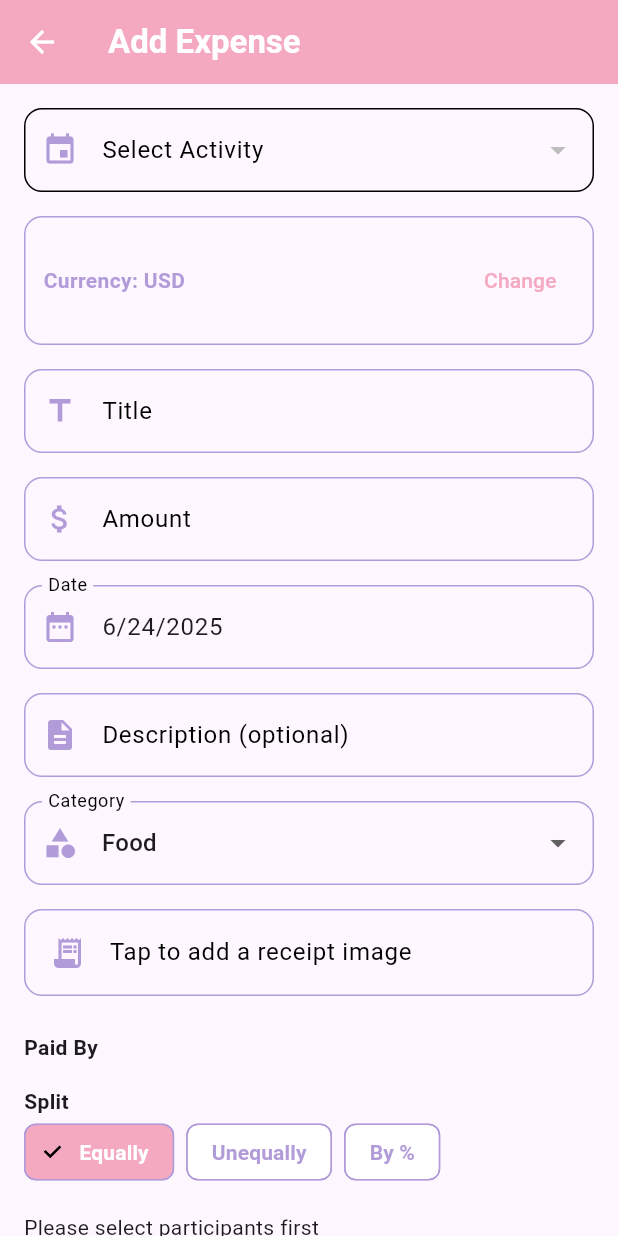
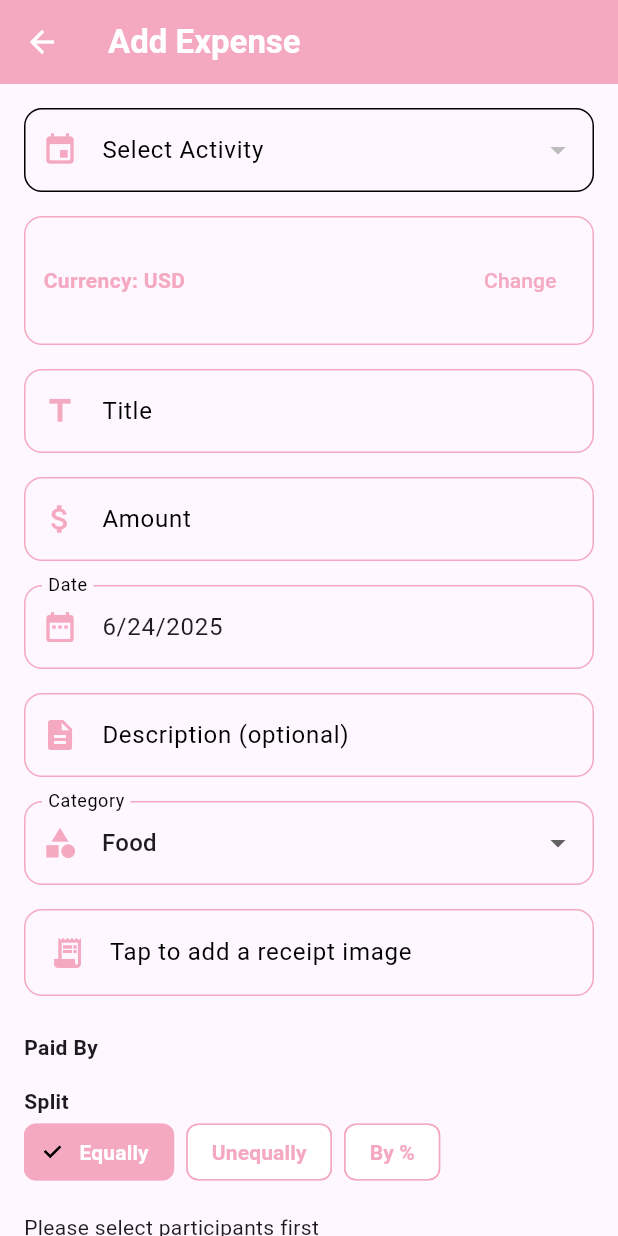
Before and after one commit to wangyt0119/Ka-Ching-flutter-firebase-, a Flutter app: the AddExpenseScreen screen opened directly with empty values, on a phone screen of 412 x 824 dp. Run offline on Flutter 3.47's test engine with Material 3 defaults, Android fonts, the phone set to English and light mode, and no system bars; our stand-ins replace cloud_firestore, cross_file, firebase_auth, firebase_core, firebase_database, fl_chart and 5 more; accounts and stored records are empty; network calls fail.

Commit message:
update theme color

```diff
--- a/lib/screens/transactions/add_expense_screen.dart
+++ b/lib/screens/transactions/add_expense_screen.dart
@@ -542,12 +542,12 @@ class _AddExpenseScreenState extends State<AddExpenseScreen> {
               DropdownButtonFormField<String>(
                 decoration: InputDecoration(
                   labelText: "Select Activity",
-                  prefixIcon: const Icon(Icons.event, color: Color(0xFFB19CD9)),
+                  prefixIcon: const Icon(Icons.event, color: Color(0xFFF5A9C1)),
                   filled: true,
                   fillColor: Theme.of(context).cardColor,
                   border: OutlineInputBorder(
                     borderRadius: BorderRadius.circular(12),
-                    borderSide: const BorderSide(color: Color(0xFFB19CD9)),
+                    borderSide: const BorderSide(color: Color(0xFFF5A9C1)),
                   ),
                 ),
                 value: selectedActivityId,
@@ -573,7 +573,7 @@ class _AddExpenseScreenState extends State<AddExpenseScreen> {
               Container(
                 padding: const EdgeInsets.symmetric(horizontal: 12, vertical: 18),
                 decoration: BoxDecoration(
-                  border: Border.all(color: Color(0xFFB19CD9)),
+                  border: Border.all(color: Color(0xFFF5A9C1)),
                   borderRadius: BorderRadius.circular(12),
                   color: Theme.of(context).cardColor,
                 ),
@@ -585,7 +585,7 @@ class _AddExpenseScreenState extends State<AddExpenseScreen> {
                       'Currency: $selectedCurrency',
                       style: const TextStyle(
                           fontWeight: FontWeight.bold,
-                          color: Color(0xFFB19CD9)),
+                          color: Color(0xFFF5A9C1)),
                     ),
                     TextButton(
                       onPressed: _showCurrencyDialog,
@@ -603,21 +603,21 @@ class _AddExpenseScreenState extends State<AddExpenseScreen> {
                 controller: _titleController,
                 decoration: InputDecoration(
                   labelText: "Title",
-                  prefixIcon: const Icon(Icons.title, color: Color(0xFFB19CD9)),
+                  prefixIcon: const Icon(Icons.title, color: Color(0xFFF5A9C1)),
                   filled: true,
                   fillColor: Theme.of(context).cardColor,
                   border: OutlineInputBorder(
                     borderRadius: BorderRadius.circular(12),
-                    borderSide: const BorderSide(color: Color(0xFFB19CD9)),
+                    borderSide: const BorderSide(color: Color(0xFFF5A9C1)),
                   ),
                   enabledBorder: OutlineInputBorder(
                     borderRadius: BorderRadius.circular(12),
-                    borderSide: const BorderSide(color: Color(0xFFB19CD9)),
+                    borderSide: const BorderSide(color: Color(0xFFF5A9C1)),
                   ),
                   focusedBorder: OutlineInputBorder(
                     borderRadius: BorderRadius.circular(12),
                     borderSide: const BorderSide(
-                      color: Color(0xFFB19CD9),
+                      color: Color(0xFFF5A9C1),
                       width: 2,
                     ),
                   ),
@@ -632,22 +632,22 @@ class _AddExpenseScreenState extends State<AddExpenseScreen> {
                   labelText: "Amount",
                   prefixIcon: const Icon(
                     Icons.attach_money,
-                    color: Color(0xFFB19CD9),
+                    color: Color(0xFFF5A9C1),
                   ),
                   filled: true,
                   fillColor: Theme.of(context).cardColor,
                   border: OutlineInputBorder(
                     borderRadius: BorderRadius.circular(12),
-                    borderSide: const BorderSide(color: Color(0xFFB19CD9)),
+                    borderSide: const BorderSide(color: Color(0xFFF5A9C1)),
                   ),
                   enabledBorder: OutlineInputBorder(
                     borderRadius: BorderRadius.circular(12),
-                    borderSide: const BorderSide(color: Color(0xFFB19CD9)),
+                    borderSide: const BorderSide(color: Color(0xFFF5A9C1)),
                   ),
                   focusedBorder: OutlineInputBorder(
                     borderRadius: BorderRadius.circular(12),
                     borderSide: const BorderSide(
-                      color: Color(0xFFB19CD9),
+                      color: Color(0xFFF5A9C1),
                       width: 2,
                     ),
                   ),
@@ -672,22 +672,22 @@ class _AddExpenseScreenState extends State<AddExpenseScreen> {
                   labelText: "Date",
                   prefixIcon: const Icon(
                     Icons.date_range,
-                    color: Color(0xFFB19CD9),
+                    color: Color(0xFFF5A9C1),
                   ),
                   filled: true,
                   fillColor: Theme.of(context).cardColor,
                   border: OutlineInputBorder(
                     borderRadius: BorderRadius.circular(12),
-                    borderSide: const BorderSide(color: Color(0xFFB19CD9)),
+                    borderSide: const BorderSide(color: Color(0xFFF5A9C1)),
                   ),
                   enabledBorder: OutlineInputBorder(
                     borderRadius: BorderRadius.circular(12),
-                    borderSide: const BorderSide(color: Color(0xFFB19CD9)),
+                    borderSide: const BorderSide(color: Color(0xFFF5A9C1)),
                   ),
                   focusedBorder: OutlineInputBorder(
                     borderRadius: BorderRadius.circular(12),
                     borderSide: const BorderSide(
-                      color: Color(0xFFB19CD9),
+                      color: Color(0xFFF5A9C1),
                       width: 2,
                     ),
                   ),
@@ -703,22 +703,22 @@ class _AddExpenseScreenState extends State<AddExpenseScreen> {
                   labelText: "Description (optional)",
                   prefixIcon: const Icon(
                     Icons.description,
-                    color: Color(0xFFB19CD9),
+                    color: Color(0xFFF5A9C1),
                   ),
                   filled: true,
                   fillColor: Theme.of(context).cardColor,
                   border: OutlineInputBorder(
                     borderRadius: BorderRadius.circular(12),
-                    borderSide: const BorderSide(color: Color(0xFFB19CD9)),
+                    borderSide: const BorderSide(color: Color(0xFFF5A9C1)),
                   ),
                   enabledBorder: OutlineInputBorder(
                     borderRadius: BorderRadius.circular(12),
-                    borderSide: const BorderSide(color: Color(0xFFB19CD9)),
+                    borderSide: const BorderSide(color: Color(0xFFF5A9C1)),
                   ),
                   focusedBorder: OutlineInputBorder(
                     borderRadius: BorderRadius.circular(12),
                     borderSide: const BorderSide(
-                      color: Color(0xFFB19CD9),
+                      color: Color(0xFFF5A9C1),
                       width: 2,
                     ),
                   ),
@@ -730,21 +730,21 @@ class _AddExpenseScreenState extends State<AddExpenseScreen> {
               DropdownButtonFormField<String>(
                 decoration: InputDecoration(
                   labelText: "Category",
-                  prefixIcon: const Icon(Icons.category, color: Color(0xFFB19CD9)),
+                  prefixIcon: const Icon(Icons.category, color: Color(0xFFF5A9C1)),
                   filled: true,
                   fillColor: Theme.of(context).cardColor,
                   border: OutlineInputBorder(
                     borderRadius: BorderRadius.circular(12),
-                    borderSide: const BorderSide(color: Color(0xFFB19CD9)),
+                    borderSide: const BorderSide(color: Color(0xFFF5A9C1)),
                   ),
                   enabledBorder: OutlineInputBorder(
                     borderRadius: BorderRadius.circular(12),
-                    borderSide: const BorderSide(color: Color(0xFFB19CD9)),
+                    borderSide: const BorderSide(color: Color(0xFFF5A9C1)),
                   ),
                   focusedBorder: OutlineInputBorder(
                     borderRadius: BorderRadius.circular(12),
                     borderSide: const BorderSide(
-                      color: Color(0xFFB19CD9),
+                      color: Color(0xFFF5A9C1),
                       width: 2,
                     ),
                   ),
@@ -767,7 +767,7 @@ class _AddExpenseScreenState extends State<AddExpenseScreen> {
               Container(
                 decoration: BoxDecoration(
                   color: Theme.of(context).cardColor,
-                  border: Border.all(color: Color(0xFFB19CD9)),
+                  border: Border.all(color: Color(0xFFF5A9C1)),
                   borderRadius: BorderRadius.circular(12),
                 ),
                 child: Column(
@@ -776,7 +776,7 @@ class _AddExpenseScreenState extends State<AddExpenseScreen> {
                     ListTile(
                       leading: const Icon(
                         Icons.receipt_long,
-                        color: Color(0xFFB19CD9),
+                        color: Color(0xFFF5A9C1),
                       ),
                       title: const Text("Tap to add a receipt image"),
                       subtitle: _receiptImage != null ? const Text("Image selected") : null,
@@ -808,7 +808,7 @@ class _AddExpenseScreenState extends State<AddExpenseScreen> {
                             title: Text(name),
                             value: name,
                             groupValue: paidBy,
-                            activeColor: Color(0xFFB19CD9),
+                            activeColor: Color(0xFFF5A9C1),
                             onChanged:
                                 (value) => setState(() => paidBy = value),
                           ),
@@ -831,10 +831,10 @@ class _AddExpenseScreenState extends State<AddExpenseScreen> {
                       color:
                           splitMethod == 'equally'
                               ? Colors.white
-                              : Color(0xFFB19CD9),
+                              : Color(0xFFF5A9C1),
                       fontWeight: FontWeight.bold,
                     ),
-                    side: const BorderSide(color: Color(0xFFB19CD9)),
+                    side: const BorderSide(color: Color(0xFFF5A9C1)),
                     onSelected: (_) => setState(() => splitMethod = 'equally'),
                   ),
                   const SizedBox(width: 8),
@@ -847,10 +847,10 @@ class _AddExpenseScreenState extends State<AddExpenseScreen> {
                       color:
                           splitMethod == 'unequally'
                               ? Colors.white
-                              : Color(0xFFB19CD9),
+                              : Color(0xFFF5A9C1),
                       fontWeight: FontWeight.bold,
                     ),
-                    side: const BorderSide(color: Color(0xFFB19CD9)),
+                    side: const BorderSide(color: Color(0xFFF5A9C1)),
                     onSelected:
                         (_) => setState(() => splitMethod = 'unequally'),
                   ),
@@ -864,10 +864,10 @@ class _AddExpenseScreenState extends State<AddExpenseScreen> {
                       color:
                           splitMethod == 'percentage'
                               ? Colors.white
-                              : Color(0xFFB19CD9),
+                              : Color(0xFFF5A9C1),
                       fontWeight: FontWeight.bold,
                     ),
-                    side: const BorderSide(color: Color(0xFFB19CD9)),
+                    side: const BorderSide(color: Color(0xFFF5A9C1)),
                     onSelected:
                         (_) => setState(() => splitMethod = 'percentage'),
                   ),
@@ -885,7 +885,7 @@ class _AddExpenseScreenState extends State<AddExpenseScreen> {
                 (name) => CheckboxListTile(
                   title: Text(name),
                   value: selectedParticipants[name] ?? false,
-                  activeColor: Color(0xFFB19CD9),
+                  activeColor: Color(0xFFF5A9C1),
                   onChanged:
                       (value) =>
                           setState(() => selectedParticipants[name] = value!),
--- a/lib/screens/transactions/transaction_detail_screen.dart
+++ b/lib/screens/transactions/transaction_detail_screen.dart
@@ -319,7 +319,7 @@ class _TransactionDetailScreenState extends State<TransactionDetailScreen> {
     final userEmail = user?.email;
     return Scaffold(
       appBar: AppBar(
-        backgroundColor: const Color(0xFFB19CD9),
+        backgroundColor: const Color(0xFFF5A9C1),
         foregroundColor: Colors.white,
         title: Text(_transaction != null
             ? '${_transaction!['category'] ?? 'Transaction'} Details'
```
Also changed, not shown: lib/screens/activities/add_activity_screen.dart (+5 -5 lines), lib/screens/transactions/edit_expense_screen.dart (+9 -9 lines).
